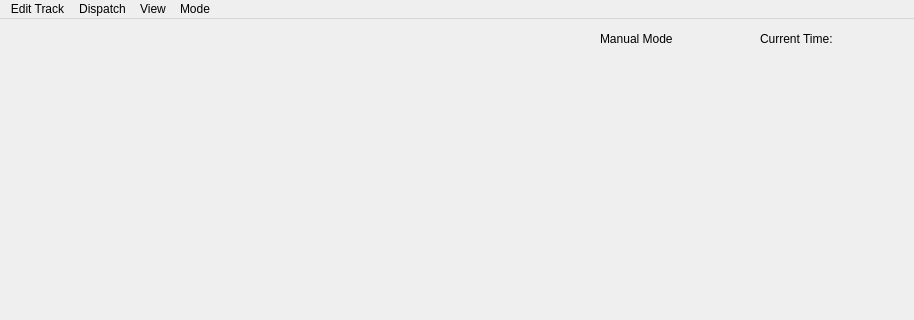
alecippolito/ECE1140-Systems_and_Project_Engineering, file Group2_TrainSystem/ctc_mainwindow.ui: the form before one commit; both pictures show x 0 to 914 and y 0 to 320 of the 914 by 656 pixel window.
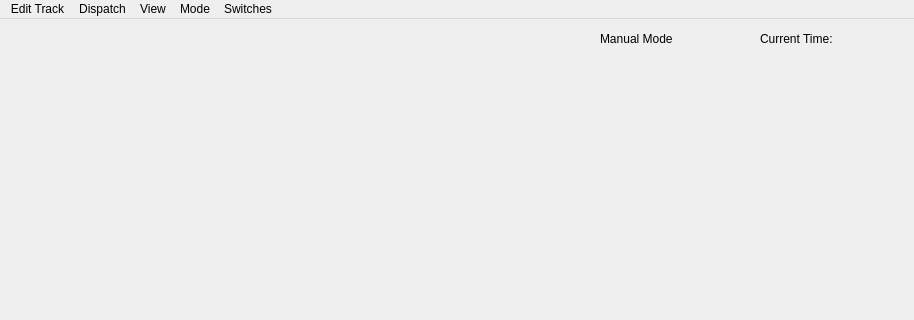
The form after the commit.

The edit to the form file:
```diff
--- a/Group2_TrainSystem/ctc_mainwindow.ui
+++ b/Group2_TrainSystem/ctc_mainwindow.ui
@@ -159,10 +159,17 @@
     <addaction name="actionManual"/>
     <addaction name="actionAutomatic"/>
    </widget>
+   <widget class="QMenu" name="menuSwitches">
+    <property name="title">
+     <string>Switches</string>
+    </property>
+    <addaction name="actionChange_Switch_Locations"/>
+   </widget>
    <addaction name="menuEdit_Track"/>
    <addaction name="menuDispatch"/>
    <addaction name="menuView"/>
    <addaction name="menuMode"/>
+   <addaction name="menuSwitches"/>
   </widget>
   <widget class="QStatusBar" name="statusbar"/>
   <action name="actionOpen_Close_Track">
```
Left out of the diff: 5 changed lines with no effect on the pictures.
